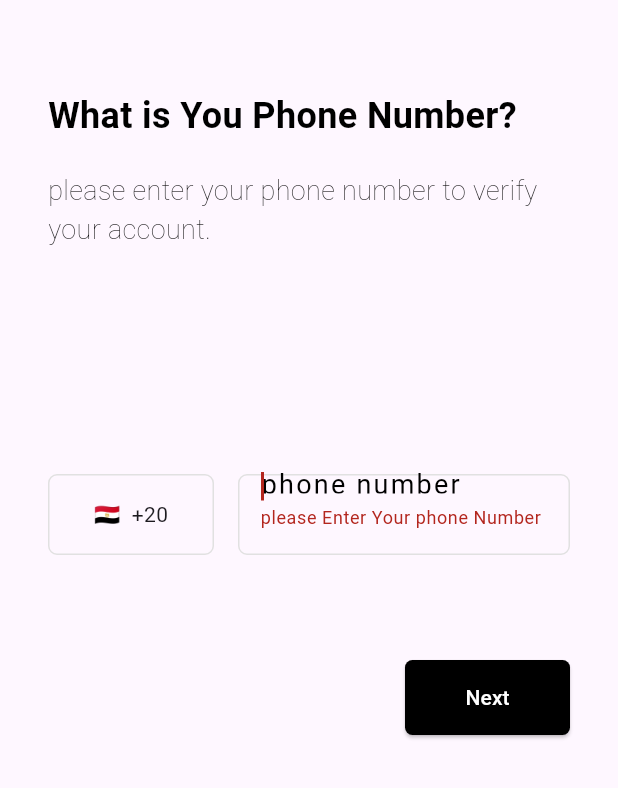
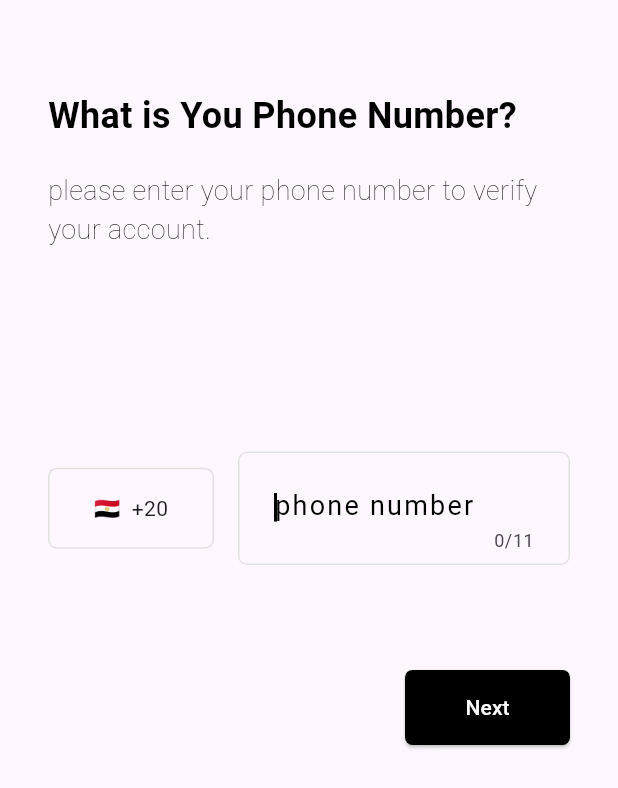
Before and after one commit to kareemabdeen/Flutter-Maps, a Flutter app: the screen it shows after launch, on a phone screen of 412 x 824 dp. Shown: the top 788 px of the screen. Run offline on Flutter 3.47's test engine with Material 3 defaults, Android fonts, the phone set to English and light mode, and no system bars; our stand-ins replace firebase_auth, firebase_core, flutter_bloc, gap, pin_code_fields; accounts and stored records are empty.

Commit message:
make acode refactor and know the reason of placing the form widget over the coulmn of the loginPageBody to make the code more readble and compitable one

```diff
--- a/lib/Buisness_Logic/cubits/Phone_Auth/phone_auth_cubit.dart
+++ b/lib/Buisness_Logic/cubits/Phone_Auth/phone_auth_cubit.dart
@@ -91,7 +91,7 @@ class PhoneAuthCubit extends Cubit<PhoneAuthState> {
     signIn(credential);
   }
 
-  User userSignedInInfo() {
+  User getLoggedInUser() {
     return FirebaseAuth.instance.currentUser!;
   }
 
--- a/lib/Buisness_Logic/cubits/Phone_Auth/phone_auth_state.dart
+++ b/lib/Buisness_Logic/cubits/Phone_Auth/phone_auth_state.dart
@@ -7,7 +7,7 @@ final class PhoneAuthInitial extends PhoneAuthState {}
 
 final class Loading extends PhoneAuthState {}
 
-final class PhoneNumberSubmitted extends PhoneAuthState {}
+final class UserPhoneNumberSubmittedSuccessfully extends PhoneAuthState {}
 
 final class ErrorOccurred extends PhoneAuthState {
   final String errorMEssage;
--- a/lib/presentation/screens/map_screen.dart
+++ b/lib/presentation/screens/map_screen.dart
@@ -5,6 +5,6 @@ class MapScreen extends StatelessWidget {
 
   @override
   Widget build(BuildContext context) {
-    return const Container();
+    return Container();
   }
 }
--- a/lib/presentation/screens/otp_screen.dart
+++ b/lib/presentation/screens/otp_screen.dart
@@ -2,8 +2,10 @@ import 'package:flutter/material.dart';
 import 'package:flutter_maps/presentation/widgets/otp_screen_body.dart';
 
 class OtpScreen extends StatelessWidget {
-  const OtpScreen({super.key});
-
+  const OtpScreen({
+    super.key,
+  });
+  // final String phoneNumber;
   @override
   Widget build(BuildContext context) {
     return const SafeArea(
--- /dev/null
+++ b/lib/presentation/widgets/custom_progress_indicator_widget.dart
@@ -0,0 +1,18 @@
+import 'package:flutter/material.dart';
+
+class ShowProgressIndicator extends StatelessWidget {
+  const ShowProgressIndicator({super.key});
+
+  @override
+  Widget build(BuildContext context) {
+    return const AlertDialog(
+      elevation: 0,
+      backgroundColor: Colors.transparent,
+      content: Center(
+        child: CircularProgressIndicator(
+          valueColor: AlwaysStoppedAnimation<Color>(Colors.black),
+        ),
+      ),
+    );
+  }
+}
--- /dev/null
+++ b/lib/presentation/widgets/flag_container_widget.dart
@@ -0,0 +1,37 @@
+import 'package:flutter/material.dart';
+import 'package:flutter_maps/constants/my_colors.dart';
+
+class DisplayFlagContainer extends StatelessWidget {
+  const DisplayFlagContainer({super.key});
+
+  @override
+  Widget build(BuildContext context) {
+    return Expanded(
+      flex: 1,
+      child: Container(
+        width: 120,
+        height: 54,
+        padding: const EdgeInsets.symmetric(
+          vertical: 0,
+          horizontal: 0,
+        ), //Todo: making Egypt flag
+        decoration: BoxDecoration(
+          borderRadius: const BorderRadius.all(
+            Radius.circular(6),
+          ),
+          border: Border.all(
+            color: MyColors.lightGrey,
+          ),
+        ),
+        child: Center(child: Text('${generateCustomFlag()}  +20')),
+      ),
+    );
+  }
+
+  String generateCustomFlag() {
+    String countryCode = 'eg';
+    String flag = countryCode.toUpperCase().replaceAllMapped(RegExp(r'[A-Z]'),
+        (match) => String.fromCharCode(match.group(0)!.codeUnitAt(0) + 127397));
+    return flag;
+  }
+}
--- a/lib/presentation/widgets/login_page_body.dart
+++ b/lib/presentation/widgets/login_page_body.dart
@@ -1,5 +1,6 @@
 import 'package:flutter/material.dart';
-import 'package:flutter_maps/presentation/widgets/login_intro_text.dart';
+import 'package:flutter_maps/presentation/widgets/login_intro_text_widget.dart';
+import 'package:flutter_maps/presentation/widgets/next_button.dart';
 import 'package:flutter_maps/presentation/widgets/phone_form_field.dart';
 import 'package:gap/gap.dart';
 
@@ -7,20 +8,26 @@ import 'package:gap/gap.dart';
 class LoginPageBody extends StatelessWidget {
   LoginPageBody({super.key});
 
-  late String? phoneNumber;
+  // late String? phoneNumber;
+  final GlobalKey<FormState> phoneValidatorState = GlobalKey<FormState>();
   @override
   Widget build(BuildContext context) {
     return Container(
       margin: const EdgeInsets.symmetric(vertical: 60, horizontal: 32),
-      child: Column(
-        crossAxisAlignment: CrossAxisAlignment.start,
-        children: [
-          const LoginIntroText(),
-          const Gap(150),
-          PhoneFormField(),
-          // const Gap(70),
-          // const NewxtButton(),
-        ],
+      child: Form(
+        key: phoneValidatorState,
+        child: Column(
+          crossAxisAlignment: CrossAxisAlignment.start,
+          children: [
+            const LoginIntroText(),
+            const Gap(135),
+            const PhoneFormField(),
+            const Gap(70),
+            NextButton(phoneValidatorState: phoneValidatorState),
+
+            //  BuildBlocBuilder => listen => loadingindicator
+          ],
+        ),
       ),
     );
   }
--- a/lib/presentation/widgets/next_button.dart
+++ b/lib/presentation/widgets/next_button.dart
@@ -1,12 +1,17 @@
+// ignore_for_file: public_member_api_docs, sort_constructors_first
 import 'dart:developer';
 
 import 'package:flutter/material.dart';
 import 'package:flutter_maps/app_router.dart';
 
 class NextButton extends StatelessWidget {
-  const NextButton({super.key, required this.phoneValidatorState});
+  const NextButton({
+    super.key,
+    required this.phoneValidatorState,
+  });
 
   final GlobalKey<FormState> phoneValidatorState;
+
   @override
   Widget build(BuildContext context) {
     return Align(
@@ -14,7 +19,10 @@ class NextButton extends StatelessWidget {
       //Todo: onpressed
       child: ElevatedButton(
         onPressed: () {
-          Navigator.pushNamed(context, AppRouter.otpScreen);
+          Navigator.pushNamed(
+            context,
+            AppRouter.otpScreen,
+          );
         },
         style: ElevatedButton.styleFrom(
           minimumSize: const Size(110, 50),
@@ -35,7 +43,7 @@ class NextButton extends StatelessWidget {
   void userValidationPhoneNumber(context) {
     Navigator.pushNamed(context, AppRouter.otpScreen);
     if (phoneValidatorState.currentState!.validate()) {
-      log('ana ray7a ashhooof el validate scope fel textFormField');
+      log('ana ray7 ashhooof el validate scope fel textFormField');
     } else {}
   }
 
--- a/lib/presentation/widgets/otp_intro_texts.dart
+++ b/lib/presentation/widgets/otp_intro_texts.dart
@@ -5,7 +5,7 @@ class OtpIntroText extends StatelessWidget {
   const OtpIntroText({
     super.key,
   });
-
+  //final String phoneNumber;
   @override
   Widget build(BuildContext context) {
     return Column(
--- a/lib/presentation/widgets/otp_screen_body.dart
+++ b/lib/presentation/widgets/otp_screen_body.dart
@@ -5,8 +5,10 @@ import 'package:flutter_maps/presentation/widgets/verify_button.dart';
 import 'package:gap/gap.dart';
 
 class OtpScreenBody extends StatelessWidget {
-  const OtpScreenBody({super.key});
-
+  const OtpScreenBody({
+    super.key,
+  });
+  //final String phoneNumber;
   @override
   Widget build(BuildContext context) {
     return Container(
--- a/lib/presentation/widgets/phone_form_field.dart
+++ b/lib/presentation/widgets/phone_form_field.dart
@@ -1,114 +1,22 @@
 import 'package:flutter/material.dart';
-import 'package:flutter_maps/constants/my_colors.dart';
-import 'package:flutter_maps/presentation/widgets/next_button.dart';
+import 'package:flutter_maps/presentation/widgets/flag_container_widget.dart';
+import 'package:flutter_maps/presentation/widgets/phone_number_textfield_widget.dart';
 import 'package:gap/gap.dart';
 
 // ignore: must_be_immutable
 class PhoneFormField extends StatelessWidget {
-  PhoneFormField({
+  const PhoneFormField({
     super.key,
   });
 
-  late String phoneNumber;
-  GlobalKey<FormState> phoneValidatorState = GlobalKey<FormState>();
   @override
   Widget build(BuildContext context) {
-    return Column(
+    return Row(
       children: [
-        Form(
-          // autovalidateMode: AutovalidateMode.always,
-          key: phoneValidatorState,
-          child: Row(
-            children: [
-              Expanded(
-                flex: 1,
-                child: Container(
-                  width: 120,
-                  height: 54,
-                  padding: const EdgeInsets.symmetric(
-                    vertical: 16,
-                    horizontal: 14,
-                  ), //Todo: making Egypt flag
-                  decoration: BoxDecoration(
-                    borderRadius: const BorderRadius.all(
-                      Radius.circular(6),
-                    ),
-                    border: Border.all(
-                      color: MyColors.lightGrey,
-                    ),
-                  ),
-                  child: Center(child: Text('${generateCustomFlag()}  +20')),
-                ),
-              ),
-              const Gap(16),
-              Expanded(
-                flex: 2,
-                child: Container(
-                  width: double.infinity,
-                  height: 54,
-                  padding: const EdgeInsets.symmetric(
-                    vertical: 16,
-                    horizontal: 14,
-                  ), //Todo: making Egypt flag
-                  decoration: BoxDecoration(
-                    borderRadius: const BorderRadius.all(
-                      Radius.circular(6),
-                    ),
-                    border: Border.all(
-                      color: MyColors.lightGrey,
-                    ),
-                  ),
-                  child: TextFormField(
-                    autovalidateMode: AutovalidateMode.always,
-                    style: const TextStyle(
-                      fontSize: 14,
-                      letterSpacing: 1.5,
-                    ),
-                    onSaved: (phoneNumOfUser) {
-                      phoneNumber = phoneNumOfUser!;
-                    },
-                    autofocus: true,
-                    cursorColor: Colors.black,
-                    cursorHeight: 19,
-                    validator: (phoneNumber) {
-                      if (phoneNumber!.isEmpty) {
-                        {
-                          return 'please Enter Your phone Number';
-                        }
-                      } else if (phoneNumber.length < 11) {
-                        return "Too short for aphone number";
-                      }
-                      return null;
-                    },
-                    keyboardType: TextInputType.number,
-                    decoration: const InputDecoration(
-                      // filled: true,
-                      // fillColor: Colors.black,
-                      hintText: "phone number",
-                      hintStyle: TextStyle(color: Colors.black, fontSize: 18),
-                      labelStyle: TextStyle(
-                        color: Colors.black,
-                        fontSize: 23,
-                      ),
-                      border: InputBorder.none,
-                      contentPadding: EdgeInsets.fromLTRB(0, 0, 0, 12),
-                    ),
-                  ),
-                ),
-              )
-            ],
-          ),
-        ),
-        const Gap(70),
-        NextButton(phoneValidatorState: phoneValidatorState),
+        const DisplayFlagContainer(),
+        const Gap(16),
+        PhoneNumberTextField(),
       ],
     );
   }
-
-  String generateCustomFlag() {
-    String countryCode = 'eg';
-    String flag = countryCode.toUpperCase().replaceAllMapped(RegExp(r'[A-Z]'),
-        (match) => String.fromCharCode(match.group(0)!.codeUnitAt(0) + 127397));
-    return flag;
-  }
 }
--- /dev/null
+++ b/lib/presentation/widgets/phone_number_textfield_widget.dart
@@ -0,0 +1,77 @@
+import 'package:flutter/material.dart';
+import 'package:flutter_maps/constants/my_colors.dart';
+
+//Todo:handle immutable error here
+// ignore: must_be_immutable
+class PhoneNumberTextField extends StatelessWidget {
+  PhoneNumberTextField({
+    super.key,
+  });
+
+  late String phoneNumber;
+  @override
+  Widget build(BuildContext context) {
+    return Expanded(
+      flex: 2,
+      child: Container(
+        width: double.infinity,
+        height: 54 * 1.4,
+        padding: const EdgeInsets.symmetric(
+          vertical: 11,
+          horizontal: 14,
+        ), //Todo: making Egypt flag
+        decoration: BoxDecoration(
+          borderRadius: const BorderRadius.all(
+            Radius.circular(6),
+          ),
+          border: Border.all(
+            color: MyColors.lightGrey,
+          ),
+        ),
+        child: TextFormField(
+          keyboardType: TextInputType.number,
+          autofocus: true,
+          cursorColor: Colors.black,
+          cursorHeight: 19,
+          autovalidateMode: AutovalidateMode.onUserInteraction,
+          maxLines: 1,
+          maxLength: 11, // 0/11
+          style: const TextStyle(
+            fontSize: 14,
+            letterSpacing: 1.5,
+          ),
+          onSaved: (phoneNumOfUser) {
+            phoneNumber = phoneNumOfUser!;
+          },
+
+          validator: (phoneNumber) {
+            if (phoneNumber!.isEmpty) {
+              {
+                return 'please Enter Your phone Number';
+              }
+            } else if (phoneNumber.length < 11) {
+              return "Too short for phone number";
+            }
+            return null;
+          },
+
+          decoration: const InputDecoration(
+            // filled: true,
+            // fillColor: Colors.black,
+            hintText: "phone number",
+            hintStyle: TextStyle(color: Colors.black, fontSize: 18),
+            labelStyle: TextStyle(
+              color: Colors.black,
+              fontSize: 23,
+            ),
+            border: InputBorder.none,
+            contentPadding: EdgeInsets.symmetric(
+              horizontal: 9,
+              vertical: 4,
+            ),
+          ),
+        ),
+      ),
+    );
+  }
+}
```
Also changed, not shown: lib/presentation/widgets/login_intro_text_widget.dart (renamed from lib/presentation/widgets/login_intro_text.dart).
